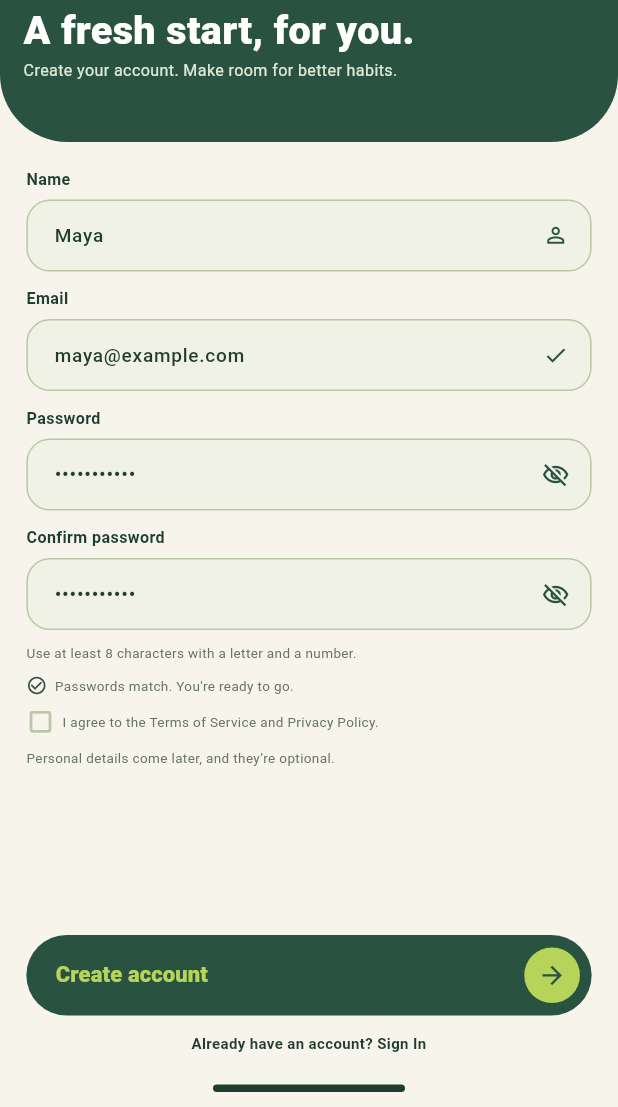
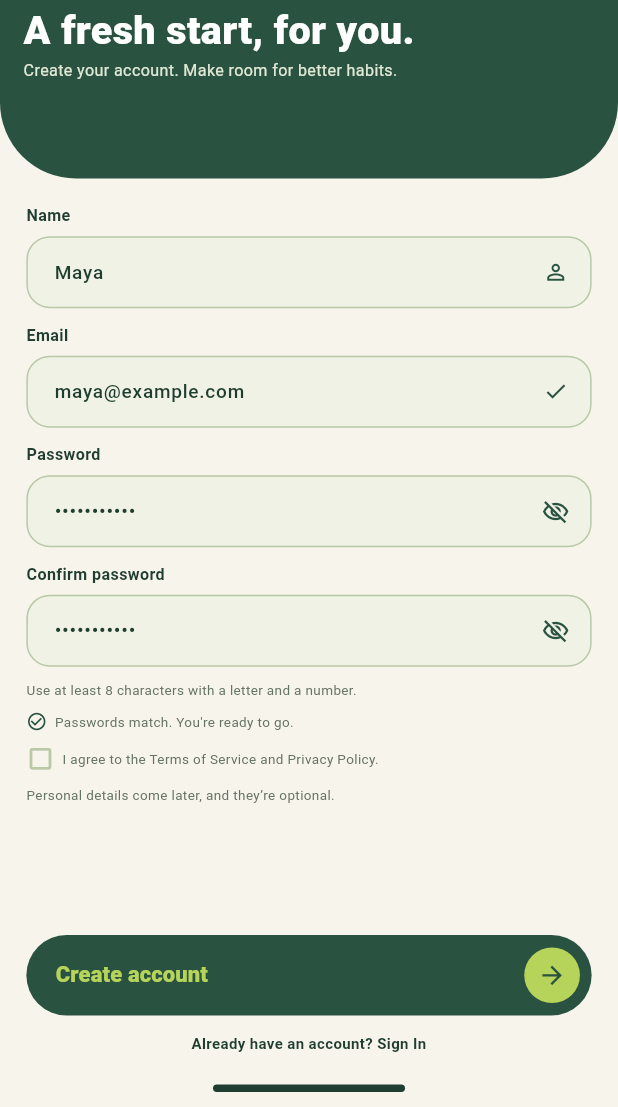
Before and after one commit to Elboraeyy/NutriVision-Capstone-Project, a Flutter app: the screen it shows after launch, after a tap on "Sign Up", on a phone screen of 412 x 824 dp, the part 129-1236 px from its top. Run offline on Flutter 3.47's test engine with Material 3 defaults, Android fonts, the light colour scheme and no system bars; our stand-ins replace flutter_bloc, flutter_svg, go_router.

Commit message:
improve app layout

```diff
--- a/lib/features/auth/presentation/widgets/auth_header.dart
+++ b/lib/features/auth/presentation/widgets/auth_header.dart
@@ -17,7 +17,7 @@ class AuthHeader extends StatelessWidget {
     final scale = AppResponsive.scale(context);
 
     return Container(
-      height: AppResponsive.value(context, 185),
+      height: AppResponsive.value(context, 210),
       width: double.infinity,
       padding: EdgeInsets.symmetric(
         horizontal: AppResponsive.value(context, 16),
@@ -25,8 +25,8 @@ class AuthHeader extends StatelessWidget {
       decoration: BoxDecoration(
         color: AppColors.green,
         borderRadius: BorderRadius.only(
-          bottomLeft: Radius.circular(AppResponsive.value(context, 46)),
-          bottomRight: Radius.circular(AppResponsive.value(context, 46)),
+          bottomLeft: Radius.circular(AppResponsive.value(context, 52)),
+          bottomRight: Radius.circular(AppResponsive.value(context, 52)),
         ),
       ),
       child: Column(
--- a/lib/features/splash/presentation/screens/splash_screen.dart
+++ b/lib/features/splash/presentation/screens/splash_screen.dart
@@ -21,12 +21,34 @@ class SplashScreen extends StatefulWidget {
   State<SplashScreen> createState() => _SplashScreenState();
 }
 
-class _SplashScreenState extends State<SplashScreen> {
+class _SplashScreenState extends State<SplashScreen>
+    with SingleTickerProviderStateMixin {
   Timer? _timer;
+  late final AnimationController _animationController;
+  late final Animation<double> _fadeAnimation;
+  late final Animation<double> _scaleAnimation;
+  late final Animation<Offset> _slideAnimation;
 
   @override
   void initState() {
     super.initState();
+    _animationController = AnimationController(
+      vsync: this,
+      duration: const Duration(milliseconds: 750),
+    );
+    final curvedAnimation = CurvedAnimation(
+      parent: _animationController,
+      curve: Curves.easeOutCubic,
+    );
+    _fadeAnimation = Tween<double>(begin: 0, end: 1).animate(curvedAnimation);
+    _scaleAnimation = Tween<double>(begin: .82, end: 1).animate(
+      CurvedAnimation(parent: _animationController, curve: Curves.easeOutBack),
+    );
+    _slideAnimation = Tween<Offset>(
+      begin: const Offset(0, .12),
+      end: Offset.zero,
+    ).animate(curvedAnimation);
+    _animationController.forward();
     _timer = Timer(widget.displayDuration, _openWelcomeScreen);
   }
 
@@ -38,6 +60,7 @@ class _SplashScreenState extends State<SplashScreen> {
   @override
   void dispose() {
     _timer?.cancel();
+    _animationController.dispose();
     super.dispose();
   }
 
@@ -60,11 +83,20 @@ class _SplashScreenState extends State<SplashScreen> {
               child: DesignStatusBar(assetPath: AppAssets.deviceStatus),
             ),
             Center(
-              child: SvgPicture.asset(
-                AppAssets.logo,
-                width: 213 * scale,
-                height: 168 * scale,
-                fit: BoxFit.contain,
+              child: FadeTransition(
+                opacity: _fadeAnimation,
+                child: SlideTransition(
+                  position: _slideAnimation,
+                  child: ScaleTransition(
+                    scale: _scaleAnimation,
+                    child: SvgPicture.asset(
+                      AppAssets.logo,
+                      width: 213 * scale,
+                      height: 168 * scale,
+                      fit: BoxFit.contain,
+                    ),
+                  ),
+                ),
               ),
             ),
           ],
--- a/lib/features/welcome/presentation/screens/welcome_screen.dart
+++ b/lib/features/welcome/presentation/screens/welcome_screen.dart
@@ -1,7 +1,10 @@
+import 'dart:math' as math;
+
 import 'package:flutter/material.dart';
 
 import '../../../../core/constants/app_assets.dart';
 import '../../../../core/theme/app_colors.dart';
+import '../../../../core/theme/app_responsive.dart';
 import '../../../../core/widgets/design_status_bar.dart';
 
 class WelcomeScreen extends StatelessWidget {
@@ -13,26 +16,37 @@ class WelcomeScreen extends StatelessWidget {
   @override
   Widget build(BuildContext context) {
     return Scaffold(
-      body: ColoredBox(
-        color: AppColors.cream,
-        child: Column(
+      backgroundColor: AppColors.cream,
+      body: Column(
         children: [
           const _WelcomeHeader(),
           Expanded(
             child: Padding(
-                padding: const EdgeInsets.all(20),
+              padding: EdgeInsets.fromLTRB(
+                AppResponsive.value(context, 20),
+                AppResponsive.value(context, 18),
+                AppResponsive.value(context, 20),
+                0,
+              ),
+              child: CustomScrollView(
+                slivers: [
+                  SliverFillRemaining(
+                    hasScrollBody: false,
                     child: Column(
-                  mainAxisAlignment: MainAxisAlignment.spaceBetween,
+                      crossAxisAlignment: CrossAxisAlignment.stretch,
                       children: [
                         const _Introduction(),
+                        const Spacer(),
                         _EntryActions(onSignIn: onSignIn, onSignUp: onSignUp),
+                      ],
+                    ),
+                  ),
                 ],
               ),
             ),
           ),
           const _HomeIndicatorArea(),
         ],
-        ),
       ),
     );
   }
@@ -44,45 +58,47 @@ class _WelcomeHeader extends StatelessWidget {
   @override
   Widget build(BuildContext context) {
     return Container(
-      height: 185,
+      height: AppResponsive.value(context, 210),
       width: double.infinity,
-      decoration: const BoxDecoration(
+      decoration: BoxDecoration(
         color: AppColors.green,
         borderRadius: BorderRadius.only(
-          bottomLeft: Radius.circular(64),
-          bottomRight: Radius.circular(64),
+          bottomLeft: Radius.circular(AppResponsive.value(context, 70)),
+          bottomRight: Radius.circular(AppResponsive.value(context, 70)),
         ),
       ),
       child: Column(
         crossAxisAlignment: CrossAxisAlignment.stretch,
         children: [
-          const SizedBox(
-            height: 40,
+          SizedBox(
+            height: AppResponsive.value(context, 44),
             child: Padding(
-              padding: EdgeInsets.symmetric(horizontal: 8),
-              child: DesignStatusBar(
+              padding: EdgeInsets.symmetric(
+                horizontal: AppResponsive.value(context, 10),
+              ),
+              child: const DesignStatusBar(
                 assetPath: AppAssets.welcomeDeviceStatus,
               ),
             ),
           ),
-          const SizedBox(height: 20),
-          const Text(
+          SizedBox(height: AppResponsive.value(context, 22)),
+          Text(
             'NutriVision',
             textAlign: TextAlign.center,
             style: TextStyle(
               color: Colors.white,
-              fontSize: 25,
+              fontSize: AppResponsive.font(context, 27),
               fontWeight: FontWeight.w800,
               height: 1.2,
             ),
           ),
-          const SizedBox(height: 20),
-          const Text(
+          SizedBox(height: AppResponsive.value(context, 16)),
+          Text(
             'A little clarity. Every day.',
             textAlign: TextAlign.center,
             style: TextStyle(
-              color: Color(0xFFE1E8D6),
-              fontSize: 12,
+              color: AppColors.softGreen,
+              fontSize: AppResponsive.font(context, 12),
               fontWeight: FontWeight.w400,
               height: 1.2,
             ),
@@ -98,23 +114,29 @@ class _Introduction extends StatelessWidget {
 
   @override
   Widget build(BuildContext context) {
+    final size = MediaQuery.sizeOf(context);
+    final illustrationWidth = math.min(
+      AppResponsive.value(context, 340),
+      size.width - AppResponsive.value(context, 12),
+    );
+
     return Column(
       crossAxisAlignment: CrossAxisAlignment.stretch,
       children: [
         SizedBox(
-          height: 222,
+          height: AppResponsive.value(context, 220),
           child: Center(
             child: Image.asset(
               AppAssets.foodIllustration,
-              width: 338.653,
-              height: 174.738,
+              width: illustrationWidth,
+              height: illustrationWidth * .52,
               fit: BoxFit.contain,
             ),
           ),
         ),
-        const SizedBox(height: 20),
+        SizedBox(height: AppResponsive.value(context, 14)),
         const _ValueProposition(),
-        const SizedBox(height: 20),
+        SizedBox(height: AppResponsive.value(context, 18)),
         const _Benefits(),
       ],
     );
@@ -126,61 +148,38 @@ class _ValueProposition extends StatelessWidget {
 
   @override
   Widget build(BuildContext context) {
-    return const Column(
+    return Column(
       crossAxisAlignment: CrossAxisAlignment.stretch,
       children: [
-        SizedBox(
-          height: 37,
-          child: Align(
-            alignment: Alignment.centerLeft,
-            child: FittedBox(
-              fit: BoxFit.scaleDown,
-              alignment: Alignment.centerLeft,
-              child: Text(
+        Text(
           'Eat well. Feel good.',
           style: TextStyle(
             color: AppColors.darkGreen,
-                  fontSize: 32,
+            fontSize: AppResponsive.font(context, 31),
             fontWeight: FontWeight.w300,
             height: 1.15,
           ),
         ),
-            ),
-          ),
-        ),
-        SizedBox(height: 12),
-        SizedBox(
-          height: 37,
-          child: Align(
-            alignment: Alignment.centerLeft,
-            child: FittedBox(
-              fit: BoxFit.scaleDown,
-              alignment: Alignment.centerLeft,
-              child: Text(
+        SizedBox(height: AppResponsive.value(context, 5)),
+        Text(
           'Find your balance.',
           style: TextStyle(
             color: AppColors.green,
-                  fontSize: 32,
+            fontSize: AppResponsive.font(context, 31),
             fontWeight: FontWeight.w800,
             height: 1.15,
           ),
         ),
-            ),
-          ),
-        ),
-        SizedBox(height: 12),
-        SizedBox(
-          height: 41,
-          child: Text(
+        SizedBox(height: AppResponsive.value(context, 10)),
+        Text(
           'Log your meals, understand your nutrition, and discover food that fits your life.',
           maxLines: 2,
-            overflow: TextOverflow.clip,
+          overflow: TextOverflow.ellipsis,
           style: TextStyle(
             color: AppColors.mutedGreen,
-              fontSize: 14,
+            fontSize: AppResponsive.font(context, 13),
             fontWeight: FontWeight.w400,
-              height: 1.45,
-            ),
+            height: 1.4,
           ),
         ),
       ],
@@ -193,25 +192,25 @@ class _Benefits extends StatelessWidget {
 
   @override
   Widget build(BuildContext context) {
-    return const Row(
+    return Row(
       children: [
-        Expanded(
+        const Expanded(
           child: _Benefit(
             backgroundColor: AppColors.softGreen,
             assetPath: AppAssets.scanLine,
             label: 'Scan meals',
           ),
         ),
-        SizedBox(width: 8),
-        Expanded(
+        SizedBox(width: AppResponsive.value(context, 9)),
+        const Expanded(
           child: _Benefit(
             backgroundColor: AppColors.yellow,
             assetPath: AppAssets.utensils,
             label: 'Find recipes',
           ),
         ),
-        SizedBox(width: 8),
-        Expanded(
+        SizedBox(width: AppResponsive.value(context, 9)),
+        const Expanded(
           child: _Benefit(
             backgroundColor: AppColors.peach,
             assetPath: AppAssets.sprout,
@@ -237,24 +236,28 @@ class _Benefit extends StatelessWidget {
   @override
   Widget build(BuildContext context) {
     return Container(
-      height: 68,
-      padding: const EdgeInsets.all(12),
+      height: AppResponsive.value(context, 72),
+      padding: EdgeInsets.all(AppResponsive.value(context, 13)),
       decoration: BoxDecoration(
         color: backgroundColor,
-        borderRadius: BorderRadius.circular(16),
+        borderRadius: BorderRadius.circular(AppResponsive.value(context, 18)),
       ),
       child: Column(
         crossAxisAlignment: CrossAxisAlignment.start,
         mainAxisAlignment: MainAxisAlignment.spaceBetween,
         children: [
-          Image.asset(assetPath, width: 20, height: 20),
+          Image.asset(
+            assetPath,
+            width: AppResponsive.value(context, 22),
+            height: AppResponsive.value(context, 22),
+          ),
           Text(
             label,
             maxLines: 1,
             overflow: TextOverflow.clip,
-            style: const TextStyle(
+            style: TextStyle(
               color: AppColors.darkGreen,
-              fontSize: 11,
+              fontSize: AppResponsive.font(context, 11),
               fontWeight: FontWeight.w700,
               height: 1,
             ),
@@ -283,7 +286,7 @@ class _EntryActions extends StatelessWidget {
           circleColor: AppColors.lime,
           onPressed: onSignUp,
         ),
-        const SizedBox(height: 10),
+        SizedBox(height: AppResponsive.value(context, 11)),
         _ActionButton(
           label: 'Sign In',
           labelColor: AppColors.green,
@@ -292,13 +295,13 @@ class _EntryActions extends StatelessWidget {
           borderColor: AppColors.borderGreen,
           onPressed: onSignIn,
         ),
-        const SizedBox(height: 10),
-        const Text(
+        SizedBox(height: AppResponsive.value(context, 11)),
+        Text(
           'Your preferences. Your pace.',
           textAlign: TextAlign.center,
           style: TextStyle(
             color: AppColors.mutedGreen,
-            fontSize: 11,
+            fontSize: AppResponsive.font(context, 11),
             fontWeight: FontWeight.w400,
             height: 1.2,
           ),
@@ -333,8 +336,11 @@ class _ActionButton extends StatelessWidget {
         onTap: onPressed,
         borderRadius: BorderRadius.circular(100),
         child: Ink(
-          height: 52,
-          padding: const EdgeInsets.only(left: 20, right: 8),
+          height: AppResponsive.value(context, 56),
+          padding: EdgeInsets.only(
+            left: AppResponsive.value(context, 21),
+            right: AppResponsive.value(context, 8),
+          ),
           decoration: BoxDecoration(
             color: backgroundColor,
             borderRadius: BorderRadius.circular(100),
@@ -349,23 +355,23 @@ class _ActionButton extends StatelessWidget {
                 label,
                 style: TextStyle(
                   color: labelColor,
-                  fontSize: 16,
+                  fontSize: AppResponsive.font(context, 16),
                   fontWeight: FontWeight.w800,
                   height: 1,
                 ),
               ),
               Container(
-                width: 36,
-                height: 36,
+                width: AppResponsive.value(context, 40),
+                height: AppResponsive.value(context, 40),
                 decoration: BoxDecoration(
                   color: circleColor,
                   shape: BoxShape.circle,
                 ),
                 alignment: Alignment.center,
-                child: Image.asset(
-                  AppAssets.arrowRight,
-                  width: 20,
-                  height: 20,
+                child: Icon(
+                  Icons.arrow_forward,
+                  color: AppColors.green,
+                  size: AppResponsive.value(context, 21),
                 ),
               ),
             ],
@@ -381,15 +387,18 @@ class _HomeIndicatorArea extends StatelessWidget {
 
   @override
   Widget build(BuildContext context) {
-    return const SizedBox(
-      height: 24,
+    return SizedBox(
+      height: AppResponsive.value(context, 30),
       child: Center(
         child: DecoratedBox(
-          decoration: BoxDecoration(
+          decoration: const BoxDecoration(
             color: AppColors.darkGreen,
             borderRadius: BorderRadius.all(Radius.circular(100)),
           ),
-          child: SizedBox(width: 128, height: 5),
+          child: SizedBox(
+            width: AppResponsive.value(context, 128),
+            height: AppResponsive.value(context, 5),
+          ),
         ),
       ),
     );
```
Lines whose indentation alone changed are shown as unchanged.
